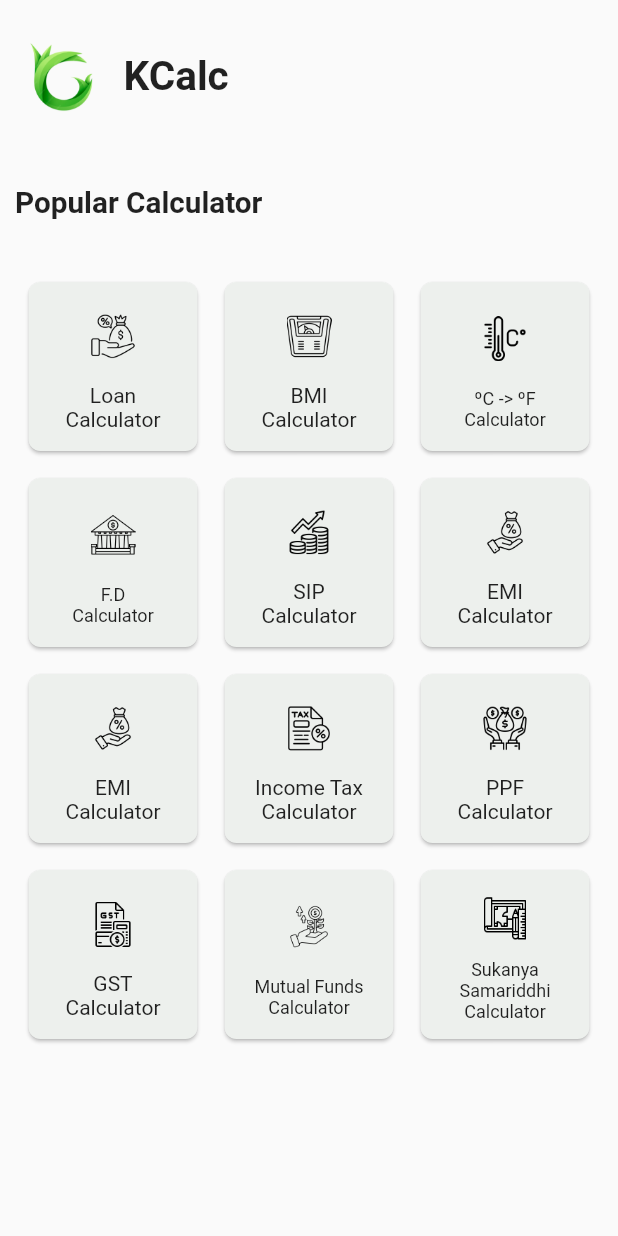
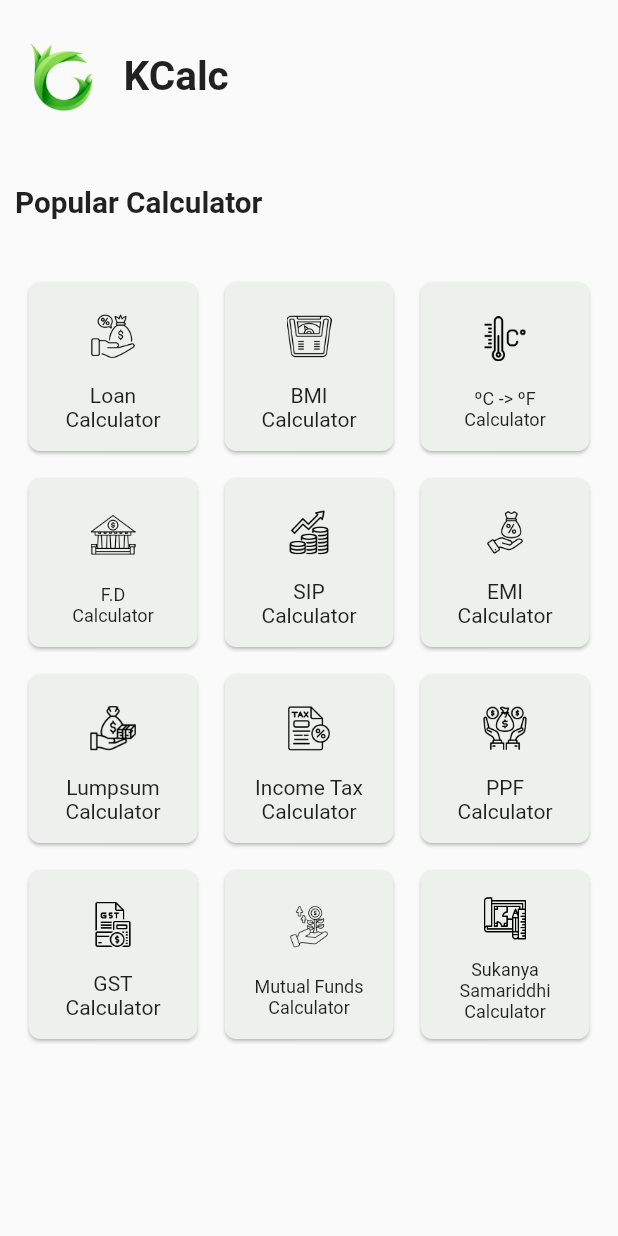
Before and after one commit to shonibaredavida/kodecamp_calculator_app, a Flutter app: the screen it shows after launch, on a phone screen of 412 x 824 dp. Run offline on Flutter 3.47's test engine with Material 2 defaults, Android fonts, the phone set to English and light mode, and no system bars; our stand-ins replace get, syncfusion_flutter_sliders.

Commit message:
added lumsum calculated feature

```diff
--- a/lib/utils/constants/calculator_feature.dart
+++ b/lib/utils/constants/calculator_feature.dart
@@ -41,8 +41,8 @@ List<CalculatorFunction> calculatorFeature = <CalculatorFunction>[
         index: 5,
       )),
   CalculatorFunction(
-      name: "EMI",
-      pix: AppImages.emi,
+      name: "Lumpsum",
+      pix: AppImages.lumpsum,
       functionPage: const SoonToCome(
         index: 6,
       )),
--- a/lib/utils/constants/images.dart
+++ b/lib/utils/constants/images.dart
@@ -15,4 +15,5 @@ class AppImages {
   static const String suka = "assets/images/suka.png";
   static const String tax = "assets/images/tax.png";
   static const String logo = "assets/images/logo2.png";
+  static const String lumpsum = "assets/images/lumpsum.png";
 }
```
Also changed, not shown: assets/images/lumpsum.png (added).
